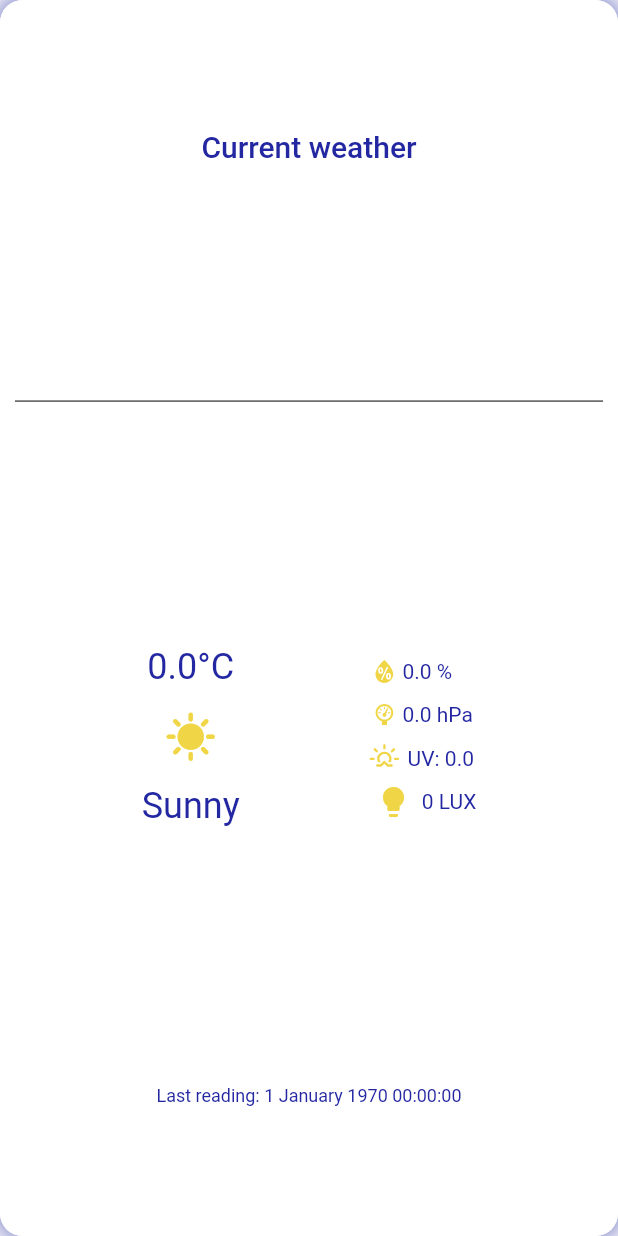
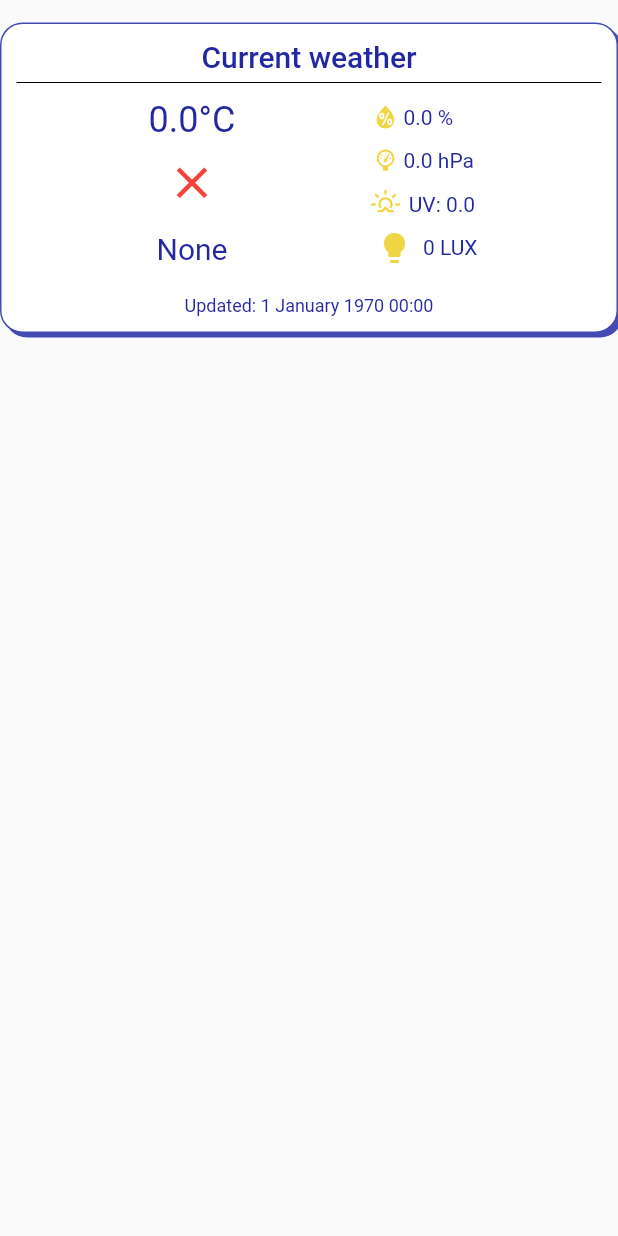
Before and after one commit to Przemas91M/weather_station_esp32, a Flutter app: the StationReadingsCard widget shown alone on an empty page, opened directly with empty values, on a phone screen of 412 x 824 dp. Run offline on Flutter 3.47's test engine with Material 2 defaults, Android fonts, the phone set to English and light mode, and no system bars; our stand-ins replace bloc, cloud_firestore, equatable, firebase_auth, firebase_core, firebase_database and 2 more; accounts and stored records are empty.

Commit message:
styling changes

```diff
--- a/lib/weather/widgets/station_readings.dart
+++ b/lib/weather/widgets/station_readings.dart
@@ -2,13 +2,16 @@ import 'package:flutter/material.dart';
 import 'package:weather_icons/weather_icons.dart';
 import 'package:weather_station_esp32/style/color_palette.dart';
 import 'package:intl/intl.dart';
+import 'package:weather_station_esp32/weather/models/current_weather.dart';
 
 import '../models/reading.dart';
 
 class StationReadingsCard extends StatelessWidget {
-  const StationReadingsCard({super.key, required this.reading});
+  const StationReadingsCard(
+      {super.key, required this.reading, required this.currentWeather});
 
   final StationReading reading;
+  final CurrentWeather currentWeather;
 
   @override
   Widget build(BuildContext context) {
@@ -17,18 +20,19 @@ class StationReadingsCard extends StatelessWidget {
         (reading.timestamp /*+ dateTime.timeZoneOffset.inSeconds)*/ * 1000));
     return Container(
       padding: const EdgeInsets.all(10.0),
+      margin: const EdgeInsets.only(top: 15),
       decoration: BoxDecoration(
           color: Colors.white,
-          /*border: Border.all(
+          border: Border.all(
             color: ColorPalette.lightBlue,
-            width: 3.0,
-          ),*/
+            width: 1.0,
+          ),
           borderRadius: BorderRadius.circular(15.0),
           boxShadow: const [
             BoxShadow(
                 color: ColorPalette.lightBlue,
-                //offset: Offset(5.0, 5.0),
-                blurRadius: 15.0,
+                offset: Offset(3.0, 3.0),
+                blurRadius: 0.0,
                 blurStyle: BlurStyle.outer),
             /*BoxShadow(
               color: ColorPalette.lightBlue,
@@ -38,6 +42,7 @@ class StationReadingsCard extends StatelessWidget {
       child: Column(
         mainAxisAlignment: MainAxisAlignment.spaceEvenly,
         crossAxisAlignment: CrossAxisAlignment.center,
+        mainAxisSize: MainAxisSize.min,
         children: [
           const Text(
             'Current weather',
@@ -49,25 +54,36 @@ class StationReadingsCard extends StatelessWidget {
           Row(mainAxisAlignment: MainAxisAlignment.spaceEvenly, children: [
             //TODO Wrap this with Gesture Detector and show details after tap
             //(show graph with reading history!)
-            Column(
-              mainAxisAlignment: MainAxisAlignment.spaceEvenly,
+            Expanded(
+              flex: 3,
+              child: Column(
+                mainAxisSize: MainAxisSize.min,
+                mainAxisAlignment: MainAxisAlignment.center,
                 crossAxisAlignment: CrossAxisAlignment.center,
                 children: [
                   Text('${reading.insideTemperature}°C',
                       style: const TextStyle(fontSize: 24.0)),
-                const SizedBox(height: 15),
-                const Icon(
-                  Icons.sunny,
+                  const SizedBox(height: 10),
+                  BoxedIcon(
+                    currentWeather.weatherCondition.icon,
                     size: 35,
-                  color: ColorPalette.yellow,
+                    color: currentWeather.weatherCondition.iconColor,
                   ),
                   const SizedBox(height: 15),
-                const Text('Sunny', style: TextStyle(fontSize: 24.0))
+                  Text(
+                    currentWeather.weatherCondition.condition,
+                    overflow: TextOverflow.visible,
+                    textAlign: TextAlign.center,
+                    style: const TextStyle(fontSize: 20),
+                  )
                 ],
+              ),
             ),
             //TODO wrap this with gesture detector
             //show each parameter as a graph with latest readings
-            Column(
+            Expanded(
+              flex: 2,
+              child: Column(
                   mainAxisAlignment: MainAxisAlignment.spaceEvenly,
                   crossAxisAlignment: CrossAxisAlignment.start,
                   children: [
@@ -104,16 +120,17 @@ class StationReadingsCard extends StatelessWidget {
                         children: [
                           const Padding(
                             padding: EdgeInsets.only(left: 6.0),
-                          child:
-                              Icon(Icons.lightbulb, color: ColorPalette.yellow),
+                            child: Icon(Icons.lightbulb,
+                                color: ColorPalette.yellow),
                           ),
                           Text('  ${reading.lux.toStringAsFixed(0)} LUX')
                         ]),
-                ])
+                  ]),
+            )
           ]),
           const SizedBox(height: 20),
           Text(
-            'Last reading: ${DateFormat('d MMMM y HH:mm:ss').format(readTimestamp)}',
+            'Updated: ${DateFormat('d MMMM y HH:mm').format(readTimestamp)}',
             style: const TextStyle(fontSize: 12),
           )
         ],
```
Lines whose indentation alone changed are shown as unchanged.
